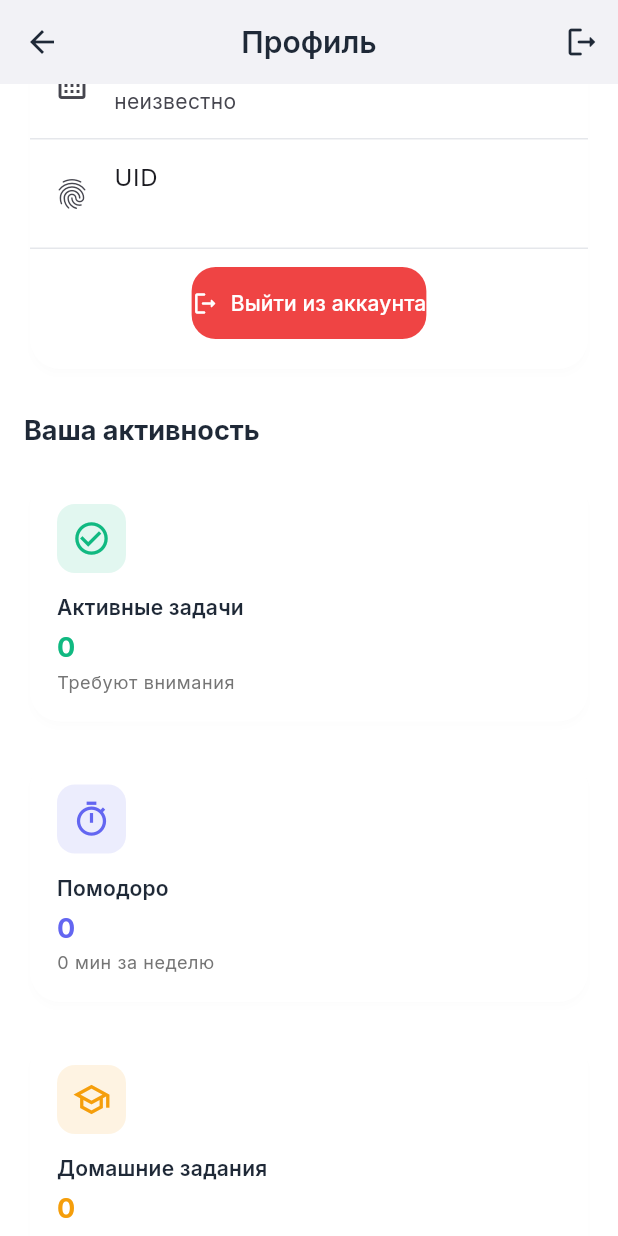
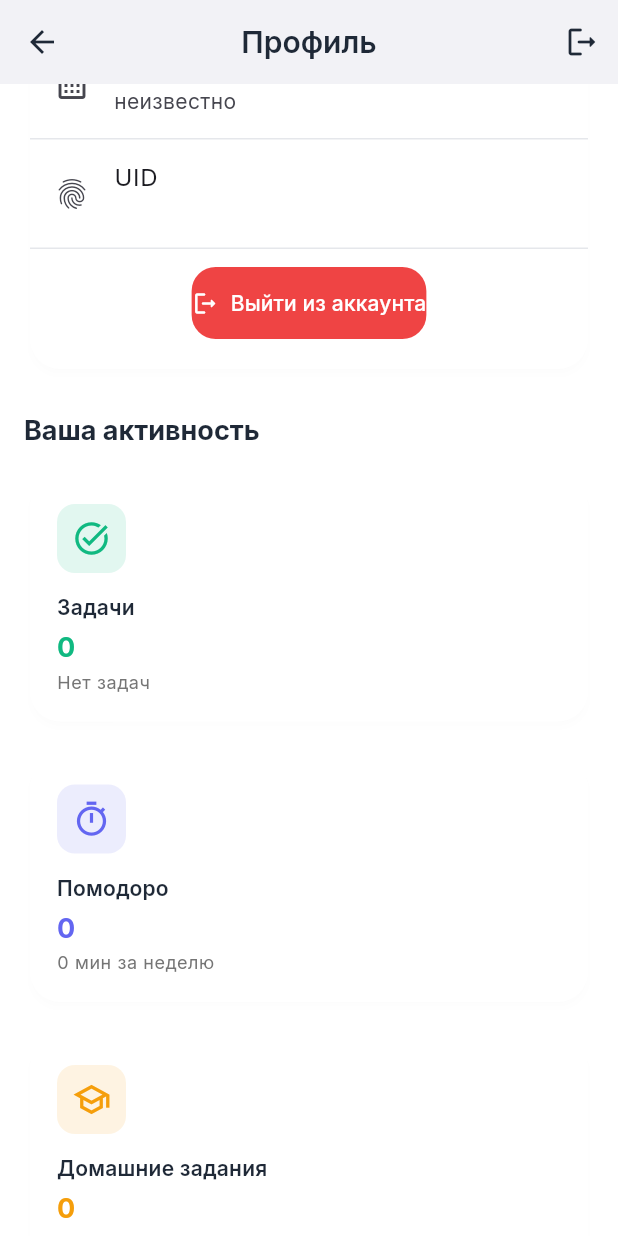
Before and after one commit to genazavr/time, a Flutter app: the ProfileScreen screen opened directly, scrolled down 576 dp, on a phone screen of 412 x 824 dp. Run offline on Flutter 3.47's test engine with Material 3 defaults, Android fonts, the phone set to English and light mode, and no system bars; our stand-ins replace file_picker, firebase_auth, firebase_core, firebase_database, flutter_local_notifications, flutter_staggered_animations and 7 more; accounts and stored records are empty.

Commit message:
Revert "Profile: show Active Tasks and fix UI overflows; notes creation; Eisenhower matrix improvements"

```diff
--- a/lib/models/user_metrics.dart
+++ b/lib/models/user_metrics.dart
@@ -4,7 +4,6 @@ class UserMetrics {
   final int totalTasks;
   final int completedTasks;
   final int tasksDueToday;
-  final int activeTasks;
   final int totalHomework;
   final int completedHomework;
   final int overdueHomework;
@@ -19,7 +18,6 @@ class UserMetrics {
     required this.totalTasks,
     required this.completedTasks,
     required this.tasksDueToday,
-    required this.activeTasks,
     required this.totalHomework,
     required this.completedHomework,
     required this.overdueHomework,
@@ -47,7 +45,6 @@ class UserMetrics {
     totalTasks: 0,
     completedTasks: 0,
     tasksDueToday: 0,
-    activeTasks: 0,
     totalHomework: 0,
     completedHomework: 0,
     overdueHomework: 0,
--- a/lib/screens/profile/profile_screen.dart
+++ b/lib/screens/profile/profile_screen.dart
@@ -553,11 +553,11 @@ class _ProfileScreenState extends State<ProfileScreen> {
   Widget _buildStatsSection(UserMetrics metrics) {
     final stats = [
       _ProfileStat(
-        icon: Icons.check_circle_outline,
+        icon: Icons.task_alt,
         color: AppTheme.accentColor,
-        title: 'Активные задачи',
-        value: metrics.activeTasks.toString(),
-        subtitle: 'Требуют внимания',
+        title: 'Задачи',
+        value: metrics.completedTasks.toString(),
+        subtitle: metrics.totalTasks > 0 ? 'из ${metrics.totalTasks}' : 'Нет задач',
       ),
       _ProfileStat(
         icon: Icons.timer_outlined,
```
Also changed, not shown: lib/screens/eisenhower/eisenhower_screen.dart (+3 -12 lines), lib/screens/notes/notes_screen.dart (+2 -5 lines), lib/services/app_state_service.dart (+1 -20 lines).
